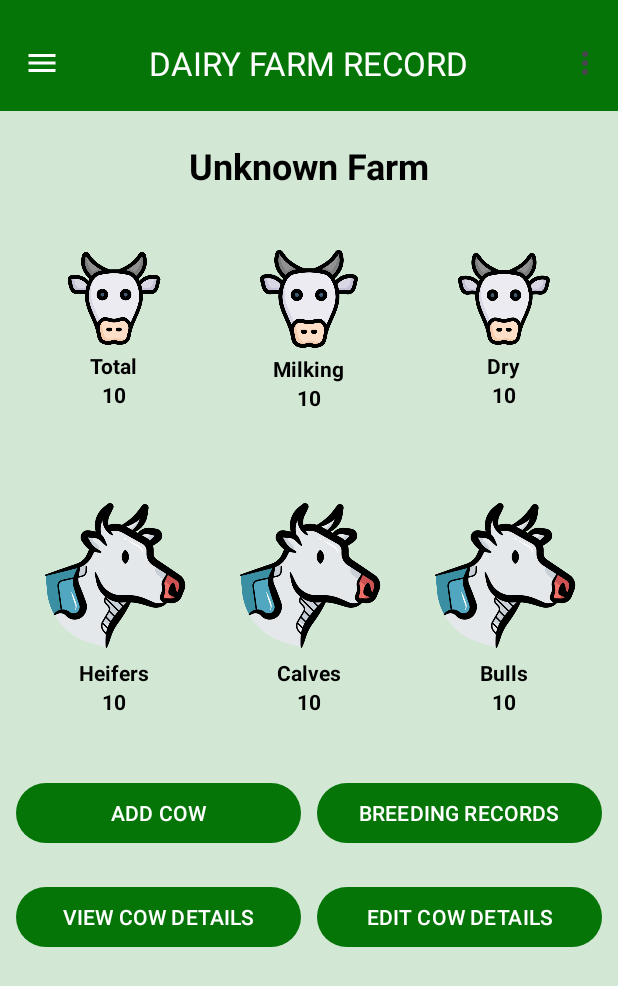
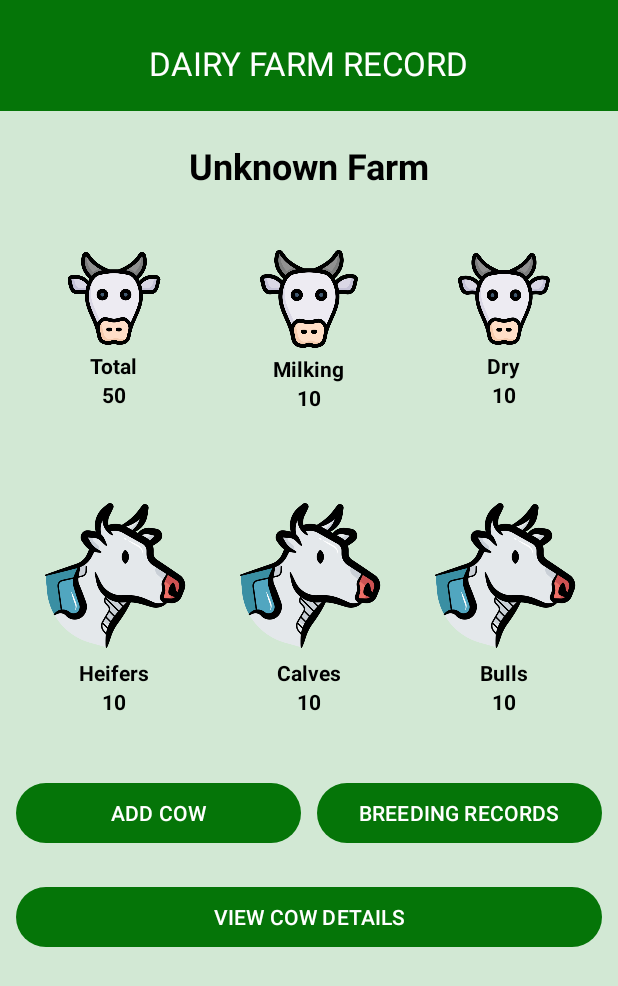
Before and after one commit to Erick-Kariuki/SmartDairy, an Android app: the MainActivity screen opened directly, with no data from a screen before it, on a phone screen of 412 x 824 dp. Shown: the top 986 px of the screen. Run offline under Robolectric (Android 15) with nearby library versions, the phone set to English and light mode, and no system bars; our stand-ins replace Firebase (no records; nobody signed in at launch, a user with empty details on screens opened directly); 12 statements that could not run were skipped.

Commit message:
Remove unused components

```diff
--- a/app/src/main/res/layout/activity_main.xml
+++ b/app/src/main/res/layout/activity_main.xml
@@ -21,10 +21,9 @@
             app:title="DAIRY FARM RECORD"
             app:titleCentered="true"
             app:titleTextColor="?attr/colorOnPrimary"
-            app:navigationIcon="@drawable/baseline_menu_24"
             app:navigationIconTint="?attr/colorOnPrimary"
             android:layout_marginTop="10dp"
-            app:menu="@menu/toolbar_menu"/>
+            />
     </com.google.android.material.appbar.AppBarLayout>
 
     <TextView
@@ -73,7 +72,7 @@
                 android:layout_width="wrap_content"
                 android:layout_height="wrap_content"
                 android:id="@+id/totalNum"
-                android:text="10"
+                android:text="50"
                 android:textColor="#000000"
                 android:textStyle="bold"
                 />
@@ -303,12 +302,7 @@
             android:layout_weight="1"
             android:layout_margin="5dp"/>
 
-        <Button
-            android:layout_width="match_parent"
-            android:layout_height="wrap_content"
-            android:text="EDIT COW DETAILS"
-            android:layout_weight="1"
-            android:layout_margin="5dp"/>
+
     </LinearLayout>
 
 </LinearLayout>
```
Also changed, not shown: app/src/main/res/layout/activity_login.xml (+1 -8 lines), app/src/main/res/layout/activity_sign_up.xml (+1 -6 lines).
